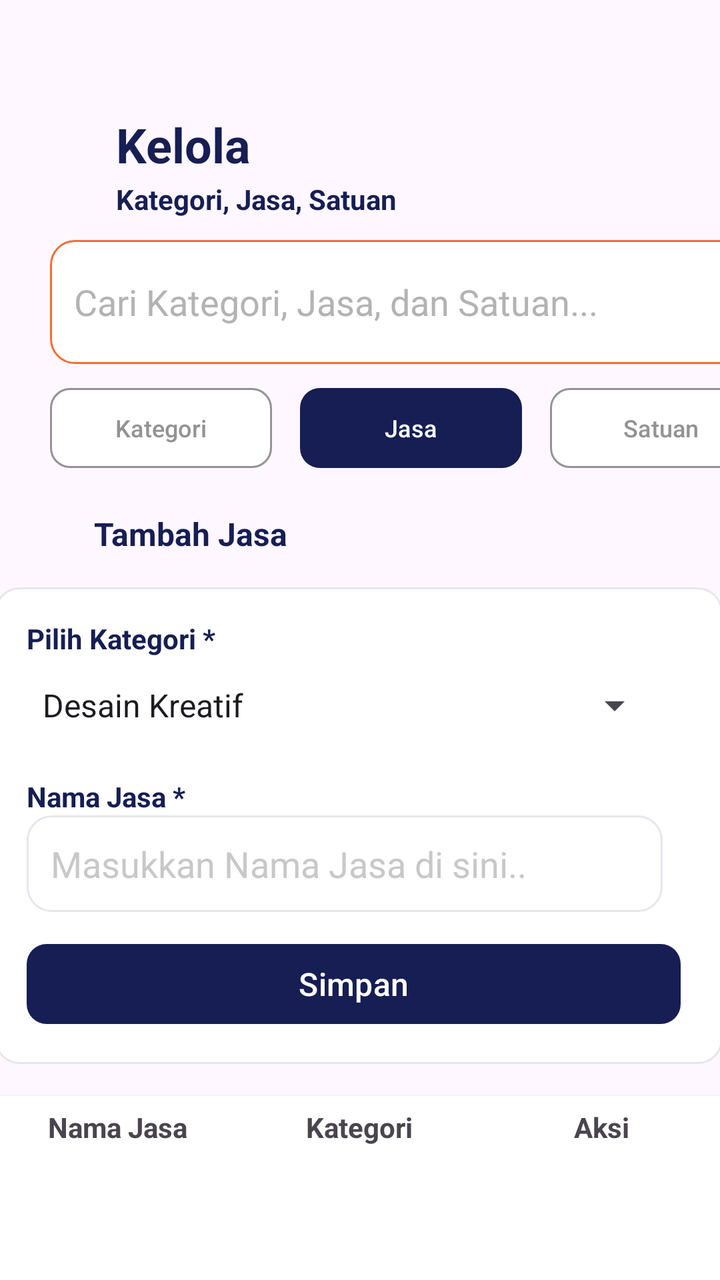
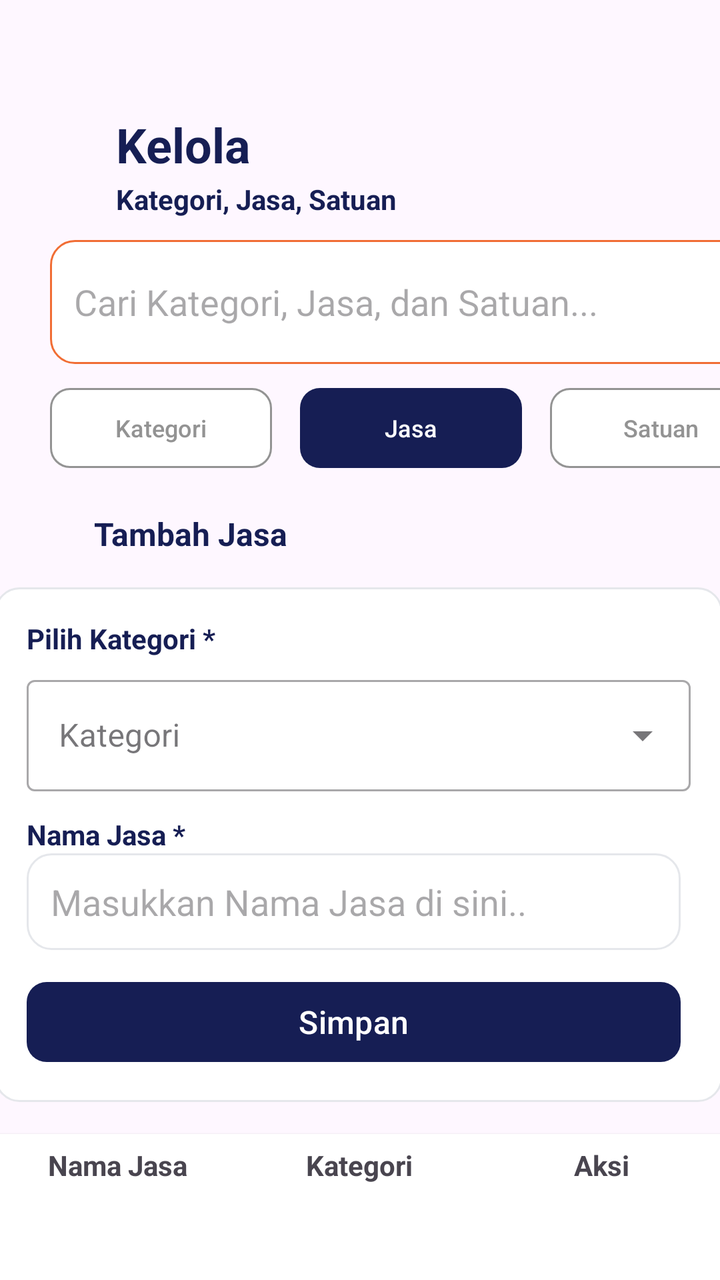

Before-and-after screenshots of an Android layout around one commit, followed by the original layout XML and the change that was made.
<!-- AndroidManifest.xml: application theme Theme.KelolaJasa -->
<!-- res/layout/activity_main.xml -->
<?xml version="1.0" encoding="utf-8"?>
<androidx.constraintlayout.widget.ConstraintLayout xmlns:android="http://schemas.android.com/apk/res/android"
    xmlns:app="http://schemas.android.com/apk/res-auto"
    xmlns:tools="http://schemas.android.com/tools"
    android:id="@+id/main"
    android:layout_width="match_parent"
    android:layout_height="match_parent"
    app:layout_constraintStart_toStartOf="parent"
    app:layout_constraintTop_toTopOf="parent"
    android:fontFamily="inter">

    <TextView
        android:id="@+id/title"
        android:layout_width="wrap_content"
        android:layout_height="wrap_content"
        android:layout_marginStart="58dp"
        android:layout_marginTop="56dp"
        android:text="Kelola"
        android:textColor="#161E54"
        android:textSize="24sp"
        android:textStyle="bold"
        tools:ignore="MissingConstraints"
        app:layout_constraintStart_toStartOf="parent"
        app:layout_constraintTop_toTopOf="parent" />

    <TextView
        android:id="@+id/textView"
        android:layout_width="wrap_content"
        android:layout_height="wrap_content"
        android:layout_marginStart="58dp"
        android:layout_marginTop="90dp"
        android:text="@string/kategori_jasa_satuan"
        android:textColor="#161E54"
        android:textSize="14sp"
        android:textStyle="bold"
        tools:ignore="MissingConstraints"
        app:layout_constraintStart_toStartOf="parent"
        app:layout_constraintTop_toTopOf="parent" />

    <com.google.android.material.button.MaterialButton
        android:id="@+id/btn1"
        android:layout_width="111dp"
        android:layout_height="48dp"
        android:layout_marginStart="25dp"
        android:layout_marginTop="190dp"
        android:text="Kategori"
        android:textColor="#939393"
        android:textSize="12sp"
        app:backgroundTint="#FFFFFF"
        app:cornerRadius="10dp"
        app:strokeColor="#939393"
        app:strokeWidth="1dp"
        tools:ignore="MissingConstraints,DuplicateSpeakableTextCheck"
        app:layout_constraintStart_toStartOf="parent"
        app:layout_constraintTop_toTopOf="parent" />

    <com.google.android.material.button.MaterialButton
        android:id="@+id/btn2"
        android:layout_width="111dp"
        android:layout_height="48dp"
        android:layout_marginStart="150dp"
        android:layout_marginTop="190dp"
        android:text="Jasa"
        android:textColor="#FFFFFF"
        android:textSize="12sp"
        app:backgroundTint="#161E54"
        app:cornerRadius="10dp"
        tools:ignore="MissingConstraints"
        app:layout_constraintStart_toStartOf="parent"
        app:layout_constraintTop_toTopOf="parent"/>

    <com.google.android.material.button.MaterialButton
        android:id="@+id/btn3"
        android:layout_width="111dp"
        android:layout_height="48dp"
        android:layout_marginStart="275dp"
        android:layout_marginTop="190dp"
        android:text="Satuan"
        android:textColor="#939393"
        android:textSize="12sp"
        app:backgroundTint="#FFFFFF"
        app:cornerRadius="10dp"
        app:layout_constraintStart_toStartOf="parent"
        app:layout_constraintTop_toTopOf="parent"
        app:strokeColor="#939393"
        app:strokeWidth="1dp"
        tools:ignore="MissingConstraints,TextSizeCheck" />

    <TextView
        android:id="@+id/tambahjasa"
        android:layout_width="wrap_content"
        android:layout_height="wrap_content"
        android:layout_marginStart="47dp"
        android:layout_marginTop="256dp"
        android:text="@string/tambah_jasa"
        android:textColor="#161E54"
        android:textSize="16sp"
        android:textStyle="bold"
        app:layout_constraintStart_toStartOf="parent"
        app:layout_constraintTop_toTopOf="parent"
        tools:ignore="MissingConstraints" />

    <LinearLayout
        android:id="@+id/cardForm"
        android:layout_width="364dp"
        android:layout_height="wrap_content"
        android:layout_margin="16dp"
        android:background="@drawable/bg_card"
        android:orientation="vertical"
        android:padding="16dp"
        app:layout_constraintEnd_toEndOf="parent"
        app:layout_constraintHorizontal_bias="0.531"
        app:layout_constraintStart_toStartOf="parent"
        app:layout_constraintTop_toBottomOf="@+id/tambahjasa"
        tools:ignore="MissingConstraints">


        <TextView
            android:layout_width="232dp"
            android:layout_height="19dp"
            android:text="@string/pilih_kategori"
            android:textColor="#161E54"
            android:textSize="14sp"
            android:textStyle="bold"
            app:layout_constraintStart_toStartOf="parent"
            app:layout_constraintTop_toTopOf="parent"
            tools:ignore="MissingConstraints" />

        <Spinner
            android:id="@+id/spinner"
            android:layout_width="318dp"
            android:layout_height="48dp"
            android:entries="@array/kategori_jasa"
            app:layout_constraintStart_toStartOf="parent"
            app:layout_constraintTop_toTopOf="parent"
            tools:ignore="MissingConstraints" />

        <TextView
            android:layout_width="232dp"
            android:layout_height="19dp"
            android:layout_marginTop="12dp"
            android:text="@string/nama_jasa"
            android:textColor="#161E54"
            android:textSize="14sp"
            android:textStyle="bold"
            app:layout_constraintStart_toStartOf="parent"
            app:layout_constraintTop_toTopOf="parent"
            tools:ignore="MissingConstraints" />

        <EditText
            android:id="@+id/editTextText4"
            android:layout_width="318dp"
            android:layout_height="wrap_content"
            android:background="@drawable/bg_card"
            android:ems="10"
            android:inputType="text"
            android:minHeight="48dp"
            android:padding="12dp"
            android:text="Masukkan Nama Jasa di sini.."
            android:textColor="#B7B3B3B3"
            app:layout_constraintStart_toStartOf="parent"
            app:layout_constraintTop_toTopOf="parent"
            tools:ignore="TextSizeCheck" />

        <com.google.android.material.button.MaterialButton
            android:id="@+id/button3"
            android:layout_width="327dp"
            android:layout_height="48dp"
            android:layout_marginTop="12dp"
            android:gravity="center"
            android:text="Simpan"
            android:textSize="16sp"
            app:backgroundTint="#161E54"
            app:cornerRadius="10dp"
            app:layout_constraintStart_toStartOf="parent"
            app:layout_constraintTop_toTopOf="parent"
            tools:ignore="MissingConstraints" />

    </LinearLayout>

    <LinearLayout
        android:id="@+id/linearLayout"
        android:layout_width="364dp"
        android:layout_height="309dp"
        android:layout_marginTop="16dp"
        android:background="#FFFFFF"
        android:elevation="2dp"
        android:orientation="horizontal"
        android:padding="0dp"
        app:layout_constraintEnd_toEndOf="parent"
        app:layout_constraintStart_toStartOf="parent"
        app:layout_constraintTop_toBottomOf="@+id/cardForm"
        tools:ignore="MissingConstraints">

        <TextView
            android:layout_width="121dp"
            android:layout_height="31dp"
            android:gravity="center"
            android:text="@string/namajasa"
            android:textSize="14sp"
            android:textStyle="bold" />

        <TextView
            android:layout_width="121dp"
            android:layout_height="31dp"
            android:gravity="center"
            android:text="@string/btnkategori"
            android:textSize="14sp"
            android:textStyle="bold" />

        <TextView
            android:layout_width="121dp"
            android:layout_height="31dp"
            android:gravity="center"
            android:text="@string/aksi"
            android:textSize="14sp"
            android:textStyle="bold" />

    </LinearLayout>

    <EditText
        android:id="@+id/editTextText3"
        android:layout_width="361dp"
        android:layout_height="62dp"
        android:layout_marginStart="25dp"
        android:layout_marginTop="120dp"
        android:background="@drawable/bg_search"
        android:padding="12dp"
        android:inputType="text"
        android:text="Cari Kategori, Jasa, dan Satuan..."
        android:textColor="#B3B3B3"
        tools:ignore="MissingConstraints"
        app:layout_constraintTop_toBottomOf="@+id/textView"
        app:layout_constraintStart_toStartOf="parent"
        app:layout_constraintTop_toTopOf="parent" />


</androidx.constraintlayout.widget.ConstraintLayout>
<!-- resources referenced by this layout -->
<resources>
  <string-array name="kategori_jasa">
          <item>Desain Kreatif</item>
          <item>Teknisi Perbaikan</item>
          <item>Foto/Videografi</item>
          <item>Pendidikan/Les</item>
          <item>IT Digital</item>
          <item>Rumah Tangga</item>
          <item>Tukang Kontruksi</item>
          <item>Event Hiburan</item>
      </string-array>
  <!-- drawable bg_card (drawable) -->
  <shape xmlns:android="http://schemas.android.com/apk/res/android">
      <solid android:color="#FFFFFF"/>
      <stroke android:width="1dp" android:color="#E5E7EB"/>
      <corners android:radius="12dp"/>
  </shape>
  <!-- drawable bg_search (drawable) -->
  <shape xmlns:android="http://schemas.android.com/apk/res/android">
      <solid android:color="#FFFFFF"/>
      <stroke android:width="1dp" android:color="#F16D34"/>
      <corners android:radius="12dp"/>
  </shape>
  <string name="aksi">Aksi</string>
  <string name="btnkategori">Kategori</string>
  <string name="kategori_jasa_satuan">Kategori, Jasa, Satuan</string>
  <string name="nama_jasa">Nama Jasa *</string>
  <string name="namajasa">Nama Jasa</string>
  <string name="pilih_kategori">Pilih Kategori *</string>
  <string name="tambah_jasa">Tambah Jasa</string>
  <style name="Theme.KelolaJasa" parent="Base.Theme.KelolaJasa" />
  <style name="Base.Theme.KelolaJasa" parent="Theme.Material3.DayNight.NoActionBar">
          
          
      </style>
</resources>

<!-- the commit's change to res/layout/activity_main.xml (unified diff, before → after) -->
@@ -126,14 +126,19 @@
             app:layout_constraintTop_toTopOf="parent"
             tools:ignore="MissingConstraints" />
 
-        <Spinner
-            android:id="@+id/spinner"
-            android:layout_width="318dp"
-            android:layout_height="48dp"
-            android:entries="@array/kategori_jasa"
-            app:layout_constraintStart_toStartOf="parent"
-            app:layout_constraintTop_toTopOf="parent"
-            tools:ignore="MissingConstraints" />
+        <com.google.android.material.textfield.TextInputLayout
+            android:layout_width="match_parent"
+            android:layout_height="wrap_content"
+            android:layout_marginTop="6dp"
+            style="@style/Widget.MaterialComponents.TextInputLayout.OutlinedBox.ExposedDropdownMenu">
+
+            <AutoCompleteTextView
+                android:id="@+id/spinnerModern"
+                android:layout_width="match_parent"
+                android:layout_height="wrap_content"
+                android:hint="Kategori"/>
+
+        </com.google.android.material.textfield.TextInputLayout>
 
         <TextView
             android:layout_width="232dp"
@@ -149,14 +154,14 @@
 
         <EditText
             android:id="@+id/editTextText4"
-            android:layout_width="318dp"
+            android:layout_width="327dp"
             android:layout_height="wrap_content"
             android:background="@drawable/bg_card"
             android:ems="10"
             android:inputType="text"
             android:minHeight="48dp"
             android:padding="12dp"
-            android:text="Masukkan Nama Jasa di sini.."
+            android:hint="Masukkan Nama Jasa di sini.."
             android:textColor="#B7B3B3B3"
             app:layout_constraintStart_toStartOf="parent"
             app:layout_constraintTop_toTopOf="parent"
@@ -227,7 +232,7 @@
         android:background="@drawable/bg_search"
         android:padding="12dp"
         android:inputType="text"
-        android:text="Cari Kategori, Jasa, dan Satuan..."
+        android:hint="Cari Kategori, Jasa, dan Satuan..."
         android:textColor="#B3B3B3"
         tools:ignore="MissingConstraints"
         app:layout_constraintTop_toBottomOf="@+id/textView"
<!-- resource entries referenced after the edit -->
@@ -1,15 +1,5 @@
 <!-- resources referenced by this layout -->
 <resources>
-  <string-array name="kategori_jasa">
-          <item>Desain Kreatif</item>
-          <item>Teknisi Perbaikan</item>
-          <item>Foto/Videografi</item>
-          <item>Pendidikan/Les</item>
-          <item>IT Digital</item>
-          <item>Rumah Tangga</item>
-          <item>Tukang Kontruksi</item>
-          <item>Event Hiburan</item>
-      </string-array>
   <!-- drawable bg_card (drawable) -->
   <shape xmlns:android="http://schemas.android.com/apk/res/android">
       <solid android:color="#FFFFFF"/>
